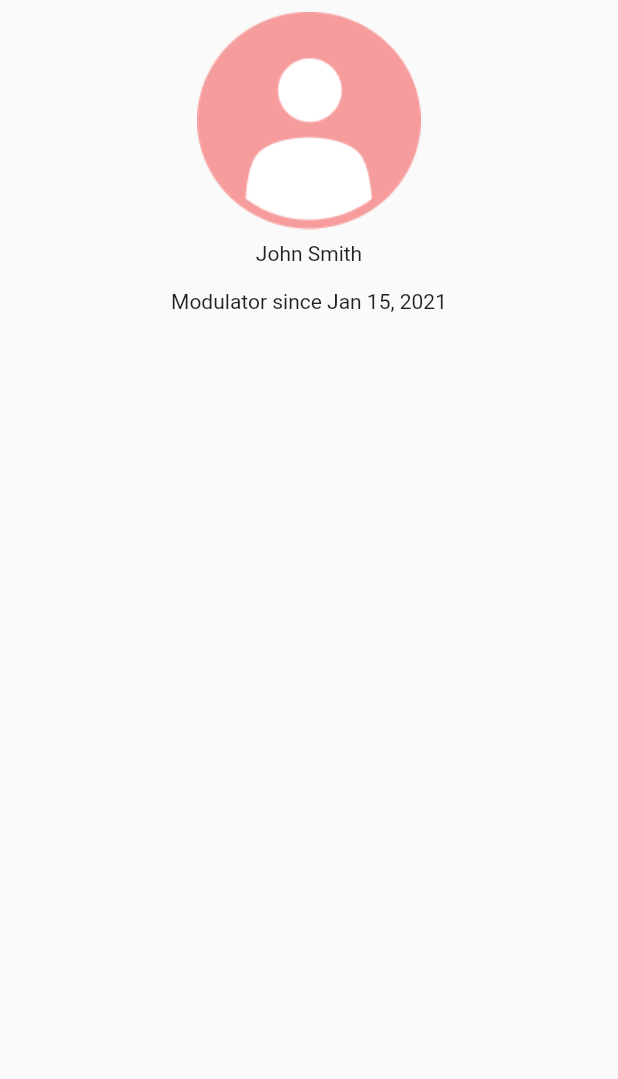
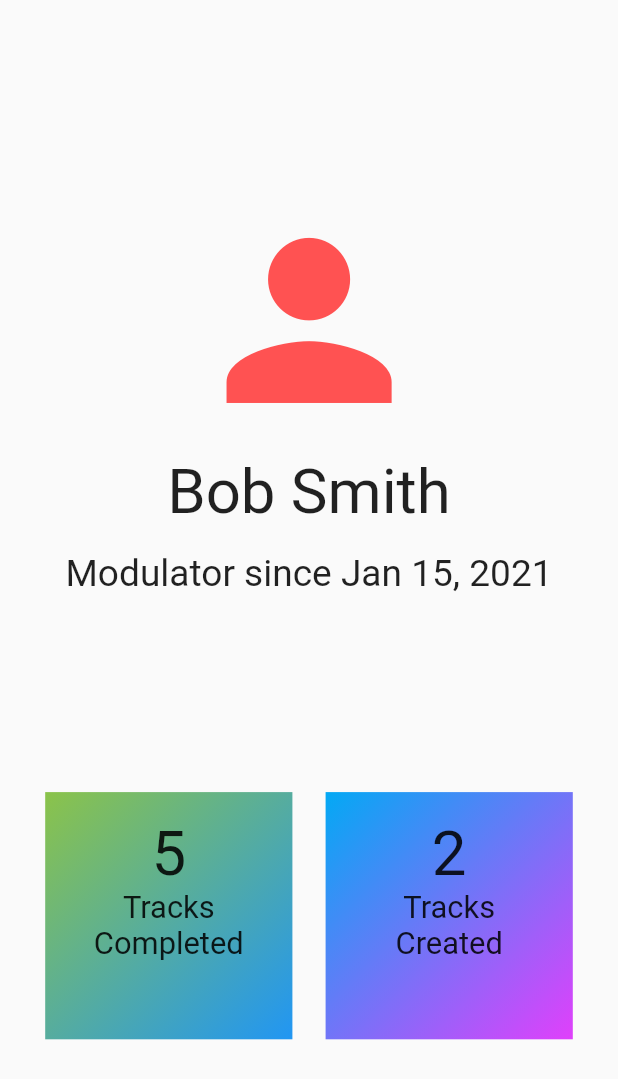
Before and after one commit to jonahbard/Modulate, a Flutter app: the ProfilePage widget shown alone on an empty page, opened directly, on a phone screen of 412 x 824 dp. Shown: the top 1079 px of the screen. Run offline on Flutter 3.47's test engine with Material 2 defaults, Android fonts, the phone set to English and light mode, and no system bars; our stand-ins replace cloud_firestore, firebase_auth, firebase_core; accounts and stored records are empty.

Commit message:
profile page

```diff
--- a/lib/screens/home.dart
+++ b/lib/screens/home.dart
@@ -53,7 +53,7 @@ class _HomeState extends State<Home> {
         body: _pageOptions[_currentIndex],
         bottomNavigationBar: BottomNavigationBar(
           currentIndex: _currentIndex,
-          iconSize: 20,
+          iconSize: 35,
           backgroundColor: Colors.grey[200],
           type: BottomNavigationBarType.fixed,
           items: <BottomNavigationBarItem>[
--- a/lib/screens/module_home.dart
+++ b/lib/screens/module_home.dart
@@ -20,13 +20,7 @@ class ModuleHome extends StatelessWidget {
               children: [
                 Container(
                   height: size.height * 0.2,
-                  decoration: BoxDecoration(
-                    borderRadius: BorderRadius.only(
-                      bottomLeft: Radius.circular(30),
-                      bottomRight: Radius.circular(30),
-                    ),
-                    color: Colors.blue,
-                  ),
+                  color: Colors.blue,
                 ),
                 Column(
                   children: [
--- a/lib/screens/profile.dart
+++ b/lib/screens/profile.dart
@@ -8,29 +8,87 @@ class ProfilePage extends StatefulWidget {
 class _ProfilePageState extends State<ProfilePage> {
   @override
   Widget build(BuildContext context) {
+    Size size = MediaQuery.of(context).size;
     return Padding(
       padding: const EdgeInsets.all(8.0),
       child: Column(
+        mainAxisAlignment: MainAxisAlignment.spaceEvenly,
         children: <Widget>[
           Container(
-            child: Image(image: AssetImage('assets/pink_profile_masked.png')),
-          ),
-          Center(
-            child: Padding(
-              padding: const EdgeInsets.all(8.0),
-              child: Text("John Smith"),
+              child: Column(
+            children: [
+              Container(
+                child: Icon(
+                  Icons.person,
+                  size: size.height * 0.2,
+                  color: Colors.redAccent,
                 ),
               ),
               Center(
                 child: Padding(
                   padding: const EdgeInsets.all(8.0),
-              child: Text("Modulator since Jan 15, 2021"),
+                  child: Text(
+                    "Bob Smith",
+                    style: TextStyle(fontSize: size.height * 0.05),
                   ),
                 ),
+              ),
+              Center(
+                child: Padding(
+                  padding: const EdgeInsets.all(8.0),
+                  child: Text(
+                    "Modulator since Jan 15, 2021",
+                    style: TextStyle(fontSize: size.height * 0.03),
+                  ),
+                ),
+              ),
+            ],
+          )),
           Row(
+            mainAxisAlignment: MainAxisAlignment.spaceEvenly,
             children: [
-              Container(),
-              Container(),
+              Container(
+                height: size.height * 0.2,
+                width: size.height * 0.2,
+                padding: EdgeInsets.all(5),
+                decoration: BoxDecoration(
+                  gradient: LinearGradient(
+                    begin: Alignment.topLeft,
+                    end: Alignment.bottomRight,
+                    colors: [Colors.lightGreen, Colors.blue],
+                  ),
+                ),
+                child: Card(
+                  color: Colors.transparent,
+                  elevation: 0,
+                  child: CardView(
+                    size: size,
+                    count: 5,
+                    accomplishment: "Tracks Completed",
+                  ),
+                ),
+              ),
+              Container(
+                height: size.height * 0.2,
+                width: size.height * 0.2,
+                padding: EdgeInsets.all(5),
+                decoration: BoxDecoration(
+                  gradient: LinearGradient(
+                    begin: Alignment.topLeft,
+                    end: Alignment.bottomRight,
+                    colors: [Colors.lightBlue, Colors.purpleAccent],
+                  ),
+                ),
+                child: Card(
+                  color: Colors.transparent,
+                  elevation: 0,
+                  child: CardView(
+                    size: size,
+                    count: 2,
+                    accomplishment: "Tracks Created",
+                  ),
+                ),
+              ),
             ],
           )
         ],
@@ -38,3 +96,36 @@ class _ProfilePageState extends State<ProfilePage> {
     );
   }
 }
+
+class CardView extends StatelessWidget {
+  const CardView({this.size, this.count, this.accomplishment});
+
+  final Size size;
+  final int count;
+  final String accomplishment;
+
+  @override
+  Widget build(BuildContext context) {
+    return Padding(
+      padding: const EdgeInsets.all(8.0),
+      child: Column(
+        children: [
+          Text(
+            count.toString(),
+            style: TextStyle(
+              fontSize: size.width * 0.1,
+            ),
+            textAlign: TextAlign.center,
+          ),
+          Text(
+            accomplishment,
+            style: TextStyle(
+              fontSize: size.width * 0.05,
+            ),
+            textAlign: TextAlign.center,
+          ),
+        ],
+      ),
+    );
+  }
+}
--- a/lib/screens/track_home.dart
+++ b/lib/screens/track_home.dart
@@ -83,13 +83,7 @@ class _TrackHomeState extends State<TrackHome> {
             children: [
               Container(
                 height: size.height * 0.15,
-                decoration: BoxDecoration(
-                  borderRadius: BorderRadius.only(
-                    bottomLeft: Radius.circular(30),
-                    bottomRight: Radius.circular(30),
-                  ),
-                  color: Colors.blue,
-                ),
+                color: Colors.blue,
               ),
               Column(
                 children: [
```
Lines whose indentation alone changed are shown as unchanged.
